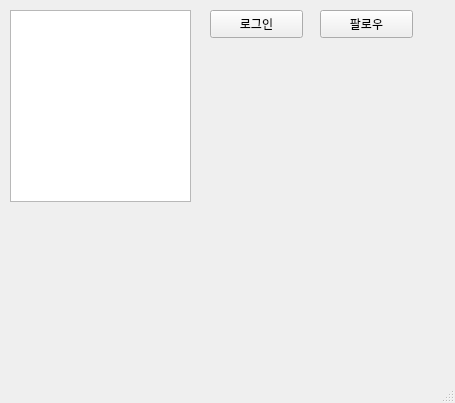
The window that mainWindow.ui (chaemingyu/instagrapi) describes before a commit, drawn with Qt 5.
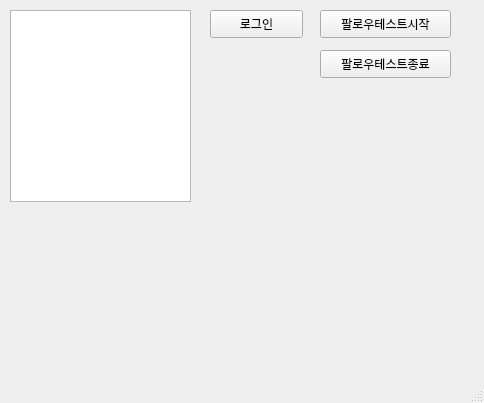
The same window after the commit.

```diff
--- a/mainWindow.ui
+++ b/mainWindow.ui
@@ -6,7 +6,7 @@
    <rect>
     <x>0</x>
     <y>0</y>
-    <width>455</width>
+    <width>484</width>
     <height>403</height>
    </rect>
   </property>
@@ -42,12 +42,25 @@
      <rect>
       <x>320</x>
       <y>10</y>
-      <width>93</width>
+      <width>131</width>
       <height>28</height>
      </rect>
     </property>
     <property name="text">
-     <string>팔로우</string>
+     <string>팔로우테스트시작</string>
+    </property>
+   </widget>
+   <widget class="QPushButton" name="teststop">
+    <property name="geometry">
+     <rect>
+      <x>320</x>
+      <y>50</y>
+      <width>131</width>
+      <height>28</height>
+     </rect>
+    </property>
+    <property name="text">
+     <string>팔로우테스트종료</string>
     </property>
    </widget>
   </widget>
```
Left out of the diff: 4 changed lines with no effect on the pictures.
